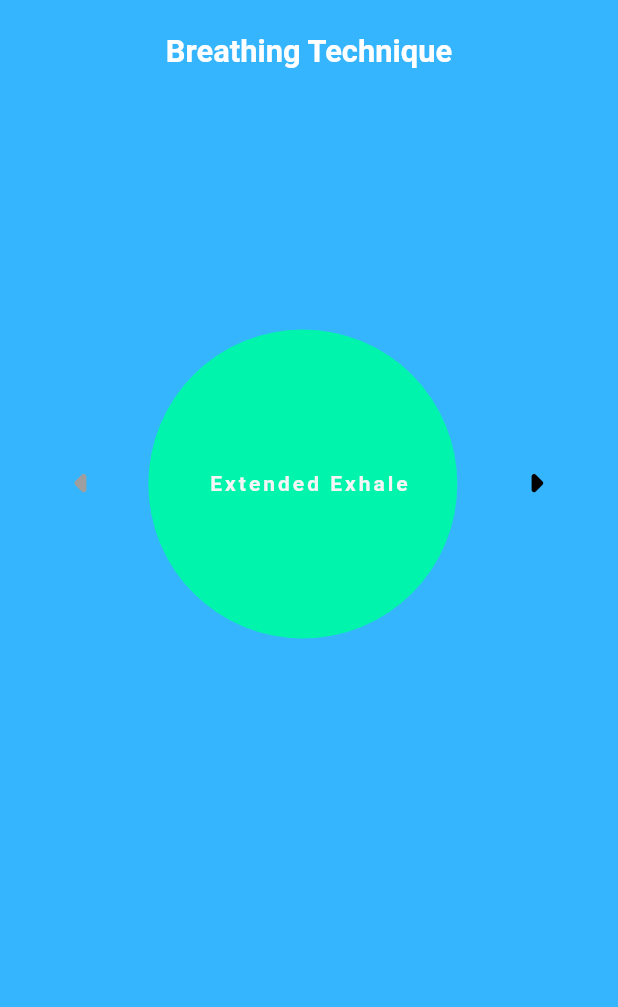
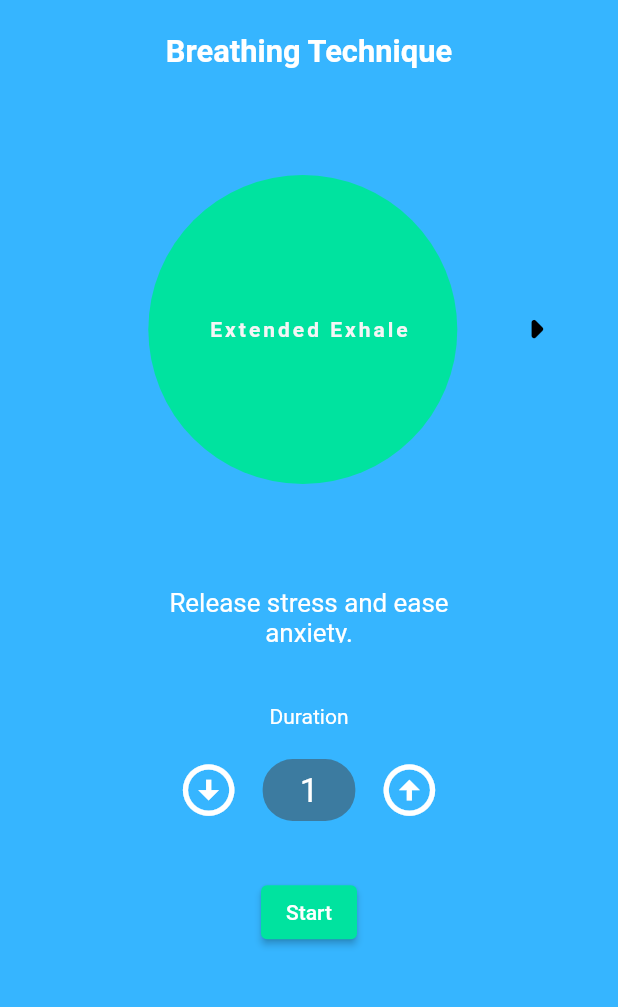
Before and after one commit to danibudo/Easify, a Flutter app: the ChooseBreathingScreen screen opened directly, on a phone screen of 412 x 824 dp, the part 106-1113 px from its top. Run offline on Flutter 3.47's test engine with Material 2 defaults, Android fonts, the phone set to English and light mode, and no system bars; our stand-ins replace cloud_firestore, firebase_auth, firebase_core, firebase_database, google_fonts; missing offline and left inert: imagebutton; accounts and stored records are empty; Roboto replaces fonts that are missing (Corbel).

Commit message:
Finish designing 'choose breathing exercise' screen

```diff
--- a/lib/screens/help_right_now/breathing_text.dart
+++ b/lib/screens/help_right_now/breathing_text.dart
@@ -5,4 +5,11 @@ class BreathingText {
     "Belly Breathing",
     "Box Breathing",
   ];
+
+  static List<String> techniqueInfo = [
+    "Release stress and ease anxiety.",
+    "Calm the mind and help the body unwind. Ideal before bedtime.",
+    "Relax the body and become more present.",
+    "Sharpen focus and improve performance.",
+  ];
 }
--- a/lib/screens/help_right_now/choose_breathing_screen.dart
+++ b/lib/screens/help_right_now/choose_breathing_screen.dart
@@ -1,3 +1,4 @@
+import 'package:easify/screens/resources_coping/texts.dart';
 import 'package:flutter/cupertino.dart';
 import 'package:flutter/material.dart';
 
@@ -5,10 +6,10 @@ import 'draw_circle.dart';
 import './breathing_text.dart';
 
 class ChooseBreathingScreen extends StatefulWidget {
-  int duration;
+  int duration = 1;
   int exerciseId = 0;
   List<Color> colors = [
-    Color(0xFF00F4AB),
+    Color(0xFF00E39F),
     Color(0xFF3874FF),
     Color(0xFFFF3874),
     Color(0xFFFFC338)
@@ -73,14 +74,14 @@ class _ChooseBreathingScreenState extends State<ChooseBreathingScreen> {
 
     Color handleLeftButtonColor() {
       if (widget.exerciseId == 0) {
-        return Colors.grey;
+        return Colors.transparent;
       } else
         return Colors.black;
     }
 
     Color handleRightButtonColor() {
       if (widget.exerciseId == 3) {
-        return Colors.grey;
+        return Colors.transparent;
       } else
         return Colors.black;
     }
@@ -110,11 +111,11 @@ class _ChooseBreathingScreenState extends State<ChooseBreathingScreen> {
               ),
             ),
           ),
-          // Circle
+          // Circle + IconButtons
           Container(
             alignment: Alignment.center,
             margin: EdgeInsets.only(
-              top: size.height * 0.3,
+              top: size.height * 0.175,
             ),
             child: Row(
               mainAxisAlignment: MainAxisAlignment.spaceAround,
@@ -160,6 +161,106 @@ class _ChooseBreathingScreenState extends State<ChooseBreathingScreen> {
               ],
             ),
           ),
+          // Informative Text
+          Container(
+            alignment: Alignment.center,
+            width: size.width * 0.6,
+            height: size.height * 0.022 * 2,
+            margin: EdgeInsets.only(
+              top: size.height * 0.175,
+            ),
+            child: Text(
+              BreathingText.techniqueInfo[widget.exerciseId],
+              textAlign: TextAlign.center,
+              style: TextStyle(
+                color: Colors.white,
+                fontSize: size.height * 0.021,
+              ),
+            ),
+          ),
+
+          Container(
+            margin: EdgeInsets.only(
+              top: size.height * 0.05,
+            ),
+            child: Text(
+              "Duration",
+              style: TextStyle(color: Colors.white),
+            ),
+          ),
+          // Duration realated widgets
+          Container(
+            width: size.width * 0.5,
+            margin: EdgeInsets.only(
+              top: size.height * 0.015,
+              left: size.width * 0.25,
+              right: size.width * 0.25,
+            ),
+            child: Row(
+              mainAxisAlignment: MainAxisAlignment.spaceEvenly,
+              children: [
+                IconButton(
+                  color: Colors.white,
+                  icon: Icon(Icons.arrow_circle_down),
+                  iconSize: size.height * 0.05,
+                  onPressed: () {
+                    setState(() {
+                      if (widget.duration > 1) widget.duration--;
+                    });
+                  },
+                  tooltip: "Decrease exercise duration.",
+                ),
+                Container(
+                  height: size.height * 0.05,
+                  width: size.width * 0.15,
+                  alignment: Alignment.center,
+                  child: Text(
+                    widget.duration.toString(),
+                    style: TextStyle(
+                      fontSize: size.height * 0.027,
+                      color: Colors.white,
+                    ),
+                  ),
+                  decoration: BoxDecoration(
+                    borderRadius: BorderRadius.circular(20),
+                    color: Colors.grey.shade800.withOpacity(0.5),
+                  ),
+                ),
+                IconButton(
+                  icon: Icon(Icons.arrow_circle_up),
+                  color: Colors.white,
+                  iconSize: size.height * 0.05,
+                  onPressed: () {
+                    setState(() {
+                      if (widget.duration < 99) widget.duration++;
+                    });
+                  },
+                  tooltip: "Increase exercise duration.",
+                ),
+              ],
+            ),
+          ),
+          // Start button
+          Container(
+            margin: EdgeInsets.only(
+              top: size.height * 0.035,
+            ),
+            child: ElevatedButton(
+              onPressed: () {
+                print("start exercise");
+              },
+              child: Text(
+                "Start",
+                style: TextStyle(
+                  color: Colors.white,
+                ),
+              ),
+              style: ButtonStyle(
+                backgroundColor:
+                    MaterialStateProperty.all(widget.colors[widget.exerciseId]),
+              ),
+            ),
+          ),
         ],
       ),
     );
```
